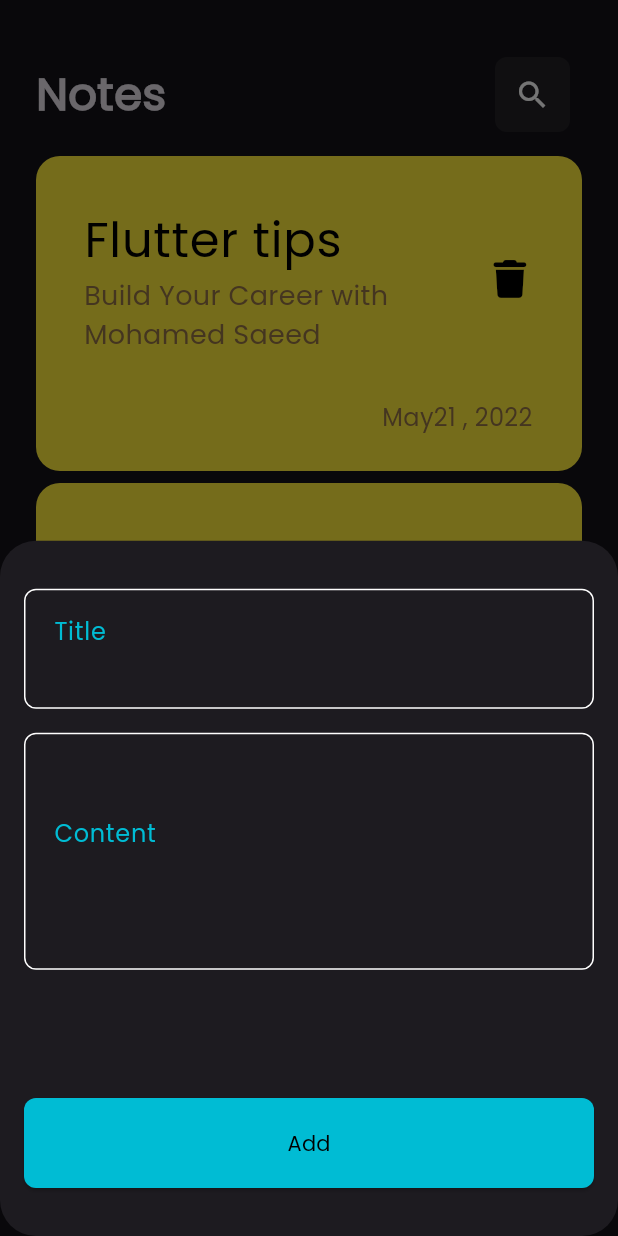
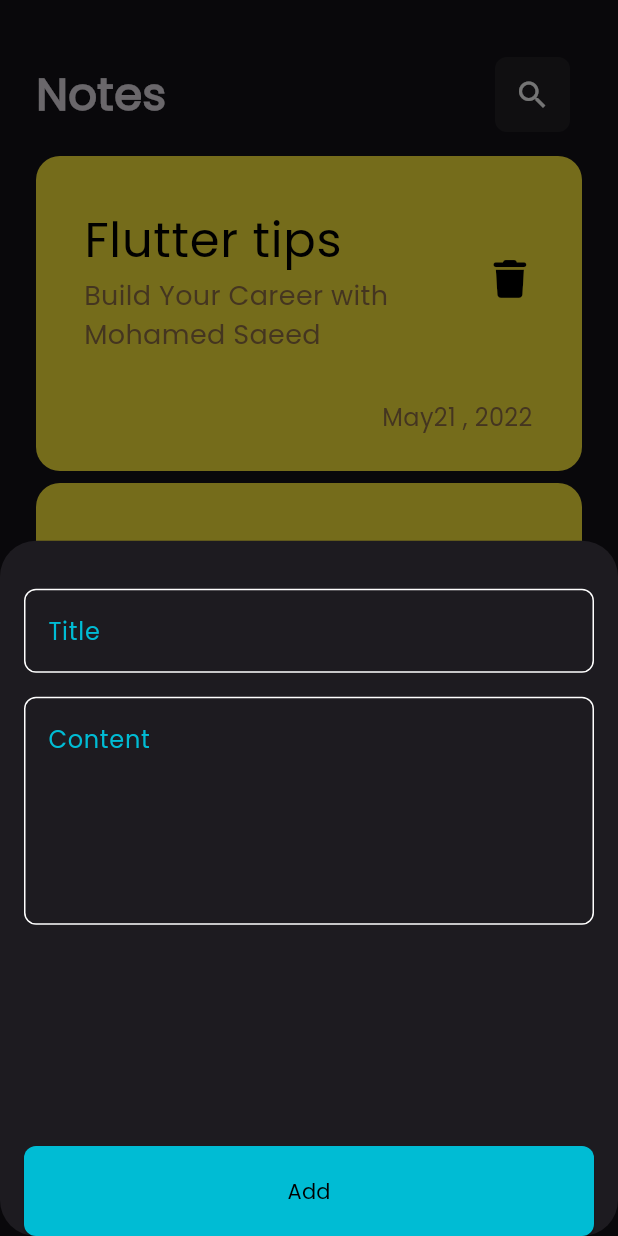
Before and after one commit to MoHaMeD-Sa3eD/News-App, a Flutter app: the screen it shows after launch, after a tap on the "add" icon, on a phone screen of 412 x 824 dp. Run offline on Flutter 3.47's test engine with Material 3 defaults, Android fonts, the phone set to English and light mode, and no system bars; our stand-ins replace font_awesome_flutter.

Commit message:
added fields to textField and finished it

```diff
--- a/lib/ui-part/custom_widgets/custom-widgets/CustomFAB.dart
+++ b/lib/ui-part/custom_widgets/custom-widgets/CustomFAB.dart
@@ -30,20 +30,23 @@ class CustomFAB extends StatelessWidget {
       context: context,
       builder: (context) {
         return Padding(
-          padding: const EdgeInsets.symmetric(horizontal: 16.0, vertical: 32),
+          padding: const EdgeInsets.symmetric(horizontal: 16.0),
           child: Column(
             children: [
+              const SizedBox(
+                height: 32,
+              ),
               CustomTextField(
                 customTextFieldModel: CustomTextFieldModel(
+
                   onSubmitted: (String data) {},
-                  verticalPadding: 16,
                   hintText: 'Title',
                 ),
               ),
               CustomTextField(
                   customTextFieldModel: CustomTextFieldModel(
+                    maxLines: 5,
                 onSubmitted: (String data) {},
-                verticalPadding: 55,
                 hintText: 'Content',
               )),
               const Spacer(),
--- a/lib/ui-part/custom_widgets/custom-widgets/CustomTextField.dart
+++ b/lib/ui-part/custom_widgets/custom-widgets/CustomTextField.dart
@@ -13,12 +13,10 @@ class CustomTextField extends StatelessWidget {
     return Padding(
       padding: const EdgeInsets.only(bottom: 16.0),
       child: TextField(
-     cursorColor: kPrimaryCyanColor,
-        maxLines: 2,
+        cursorColor: kPrimaryCyanColor,
+        maxLines: customTextFieldModel.maxLines,
         onSubmitted: customTextFieldModel.onSubmitted,
         decoration: InputDecoration(
-          contentPadding: EdgeInsets.symmetric(
-              horizontal: 16, vertical: customTextFieldModel.verticalPadding),
           border: OutlineInputBorder(
             borderRadius: BorderRadius.circular(8),
           ),
--- a/lib/ui-part/custom_widgets/custom_models/CustomTextFieldModel.dart
+++ b/lib/ui-part/custom_widgets/custom_models/CustomTextFieldModel.dart
@@ -1,12 +1,11 @@
 class CustomTextFieldModel {
-  final double verticalPadding;
-
   final String hintText;
-
+  final int maxLines;
   final Function(String data) onSubmitted;
 
-  CustomTextFieldModel(
-      {required this.verticalPadding,
-      required this.hintText,
-      required this.onSubmitted});
+  CustomTextFieldModel({
+    this.maxLines=1,
+    required this.hintText,
+    required this.onSubmitted,
+  });
 }
```
